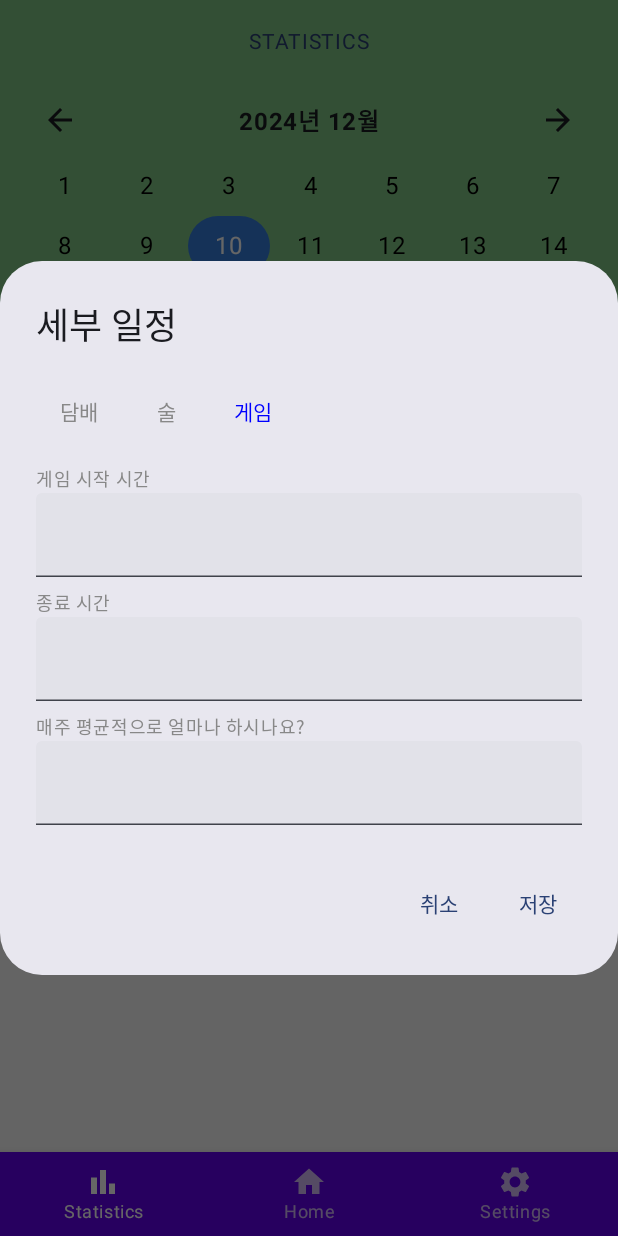
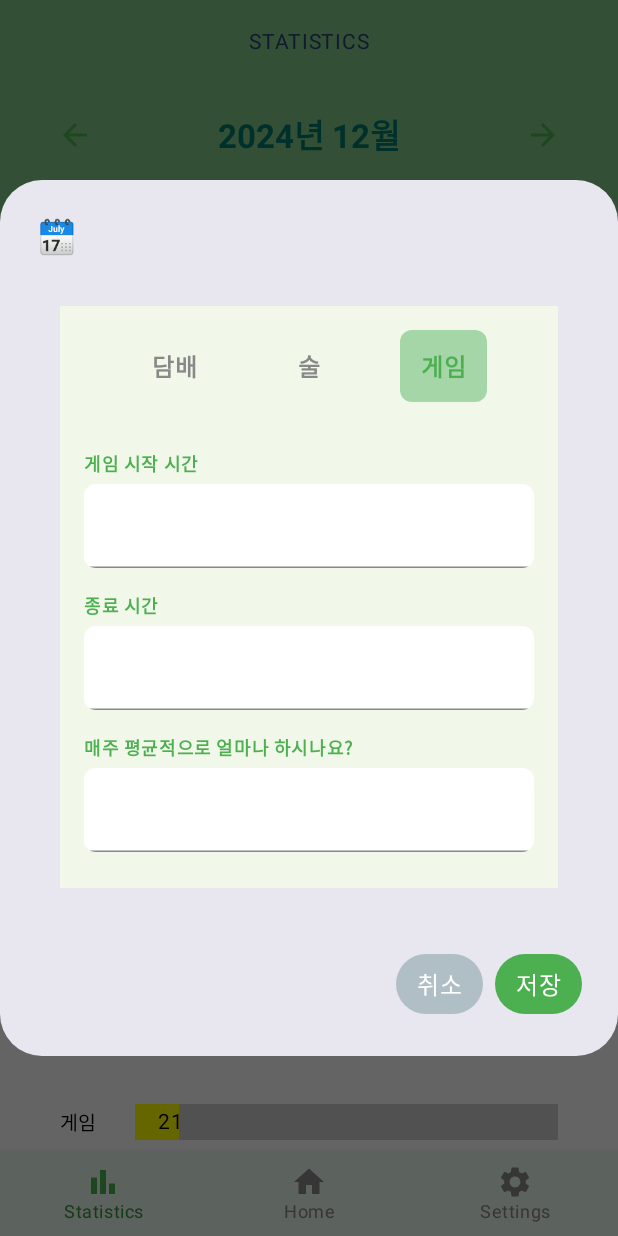
Before and after one commit to HeungJunBag/GainControl, an Android app built with Jetpack Compose: the HomePage screen opened through its navigation route, after a tap on "10", on a phone screen of 412 x 824 dp. Run offline under Robolectric (Android 15) with nearby library versions, the light colour scheme and no system bars; our stand-ins replace Firebase (no records; nobody signed in at launch, a user with empty details on screens opened directly), livedata-compose; libraries missing offline, so code that uses them is left out: com.jakewharton.threetenabp; pictures from the network do not load; 1 statement that could not run was skipped; 2 other taps on this screen came first.

Commit message:
Ui 수정

```diff
--- a/app/build.gradle.kts
+++ b/app/build.gradle.kts
@@ -105,4 +105,7 @@ dependencies {
     implementation("com.google.firebase:firebase-messaging-ktx:24.1.0")
     implementation ("com.github.PhilJay:MPAndroidChart:v3.1.0")
 
+    // 이미지
+    implementation ("io.coil-kt:coil-compose:2.6.0")
+
 }
--- a/app/src/main/java/com/heungjun/gaincontrol/navigation/BottomBar.kt
+++ b/app/src/main/java/com/heungjun/gaincontrol/navigation/BottomBar.kt
@@ -1,8 +1,13 @@
 package com.heungjun.gaincontrol.navigation
 
+import androidx.compose.foundation.background
 import androidx.compose.material.BottomNavigation
 import androidx.compose.material.BottomNavigationItem
+import androidx.compose.material.Icon
+import androidx.compose.material.Text
 import androidx.compose.runtime.Composable
+import androidx.compose.ui.Modifier
+import androidx.compose.ui.graphics.Color
 import androidx.navigation.NavDestination.Companion.hierarchy
 import androidx.navigation.NavGraph.Companion.findStartDestination
 import androidx.navigation.NavHostController
@@ -15,20 +20,45 @@ fun BottomBar(navController: NavHostController) {
         BottomBarScreen.Home,
         BottomBarScreen.Settings,
     )
-    BottomNavigation {
+
+    BottomNavigation(
+        modifier = Modifier.background(Color(0xFFE8F5E9)), // 배경색 설정
+        backgroundColor = Color(0xFFE8F5E9), // 바텀 바 전체 배경색
+        contentColor = Color(0xFF4CAF50) // 아이콘과 텍스트 기본 색상
+    ) {
         screens.forEach { screen ->
             BottomNavigationItem(
-                label = { androidx.compose.material.Text(text = screen.title) },
-                icon = { androidx.compose.material.Icon(imageVector = screen.icon, contentDescription = screen.title) },
-                selected = navController.currentBackStackEntryAsState()?.value?.destination?.hierarchy
-                    ?.any { it.route == screen.route } == true,
+                label = {
+                    Text(
+                        text = screen.title,
+                        color = if (isSelected(navController, screen.route)) Color(0xFF388E3C) else Color.Gray
+                    )
+                },
+                icon = {
+                    Icon(
+                        imageVector = screen.icon,
+                        contentDescription = screen.title,
+                        tint = if (isSelected(navController, screen.route)) Color(0xFF4CAF50) else Color.Gray
+                    )
+                },
+                selected = isSelected(navController, screen.route),
                 onClick = {
                     navController.navigate(screen.route) {
-                        popUpTo(navController.graph.findStartDestination().id)
+                        popUpTo(navController.graph.findStartDestination().id) {
+                            saveState = true
+                        }
                         launchSingleTop = true
+                        restoreState = true
                     }
-                }
+                },
+                alwaysShowLabel = true
             )
         }
     }
 }
+
+@Composable
+private fun isSelected(navController: NavHostController, route: String): Boolean {
+    return navController.currentBackStackEntryAsState()?.value?.destination?.hierarchy
+        ?.any { it.route == route } == true
+}
--- a/app/src/main/java/com/heungjun/gaincontrol/navigation/BottomNavGraph.kt
+++ b/app/src/main/java/com/heungjun/gaincontrol/navigation/BottomNavGraph.kt
@@ -1,5 +1,8 @@
 package com.heungjun.gaincontrol.navigation
 
+import StatisticsScreen
+import android.os.Build
+import androidx.annotation.RequiresApi
 import androidx.compose.foundation.layout.PaddingValues
 import androidx.compose.runtime.Composable
 import androidx.navigation.NavHostController
@@ -8,9 +11,10 @@ import androidx.navigation.compose.composable
 import com.heungjun.gaincontrol.viewmodel.AuthViewModel
 import com.heungjun.gaincontrol.screens.HomePage
 import com.heungjun.gaincontrol.screens.SettingsScreen
-import com.heungjun.gaincontrol.screens.StatisticsScreen
+//import com.heungjun.gaincontrol.screens.StatisticsScreen
 import com.heungjun.gaincontrol.pages.LoginPage // Import LoginPage
 
+@RequiresApi(Build.VERSION_CODES.O)
 @Composable
 fun BottomNavGraph(
     navController: NavHostController,
--- a/app/src/main/java/com/heungjun/gaincontrol/pages/DetailedCalendarApp.kt
+++ b/app/src/main/java/com/heungjun/gaincontrol/pages/DetailedCalendarApp.kt
@@ -2,7 +2,17 @@ package com.heungjun.gaincontrol.pages
 
 import androidx.compose.foundation.background
 import androidx.compose.foundation.clickable
-import androidx.compose.foundation.layout.*
+import androidx.compose.foundation.layout.Arrangement
+import androidx.compose.foundation.layout.Box
+import androidx.compose.foundation.layout.Column
+import androidx.compose.foundation.layout.Row
+import androidx.compose.foundation.layout.Spacer
+import androidx.compose.foundation.layout.aspectRatio
+import androidx.compose.foundation.layout.fillMaxSize
+import androidx.compose.foundation.layout.fillMaxWidth
+import androidx.compose.foundation.layout.height
+import androidx.compose.foundation.layout.padding
+import androidx.compose.foundation.layout.size
 import androidx.compose.foundation.lazy.grid.GridCells
 import androidx.compose.foundation.lazy.grid.LazyVerticalGrid
 import androidx.compose.foundation.rememberScrollState
@@ -11,17 +21,29 @@ import androidx.compose.foundation.verticalScroll
 import androidx.compose.material.icons.Icons
 import androidx.compose.material.icons.filled.ArrowBack
 import androidx.compose.material.icons.filled.ArrowForward
-import androidx.compose.material3.*
-import androidx.compose.runtime.*
+import androidx.compose.material3.AlertDialog
+import androidx.compose.material3.ButtonDefaults
+import androidx.compose.material3.ExperimentalMaterial3Api
+import androidx.compose.material3.Icon
+import androidx.compose.material3.IconButton
+import androidx.compose.material3.MaterialTheme
+import androidx.compose.material3.Text
+import androidx.compose.material3.TextButton
+import androidx.compose.material3.TextField
+import androidx.compose.runtime.Composable
+import androidx.compose.runtime.getValue
+import androidx.compose.runtime.mutableStateMapOf
+import androidx.compose.runtime.mutableStateOf
+import androidx.compose.runtime.remember
+import androidx.compose.runtime.setValue
 import androidx.compose.ui.Alignment
 import androidx.compose.ui.Modifier
 import androidx.compose.ui.draw.clip
 import androidx.compose.ui.graphics.Color
 import androidx.compose.ui.text.font.FontWeight
-import androidx.compose.ui.text.style.TextAlign
 import androidx.compose.ui.tooling.preview.Preview
 import androidx.compose.ui.unit.dp
-import java.util.*
+import java.util.Calendar
 
 @Composable
 fun DetailedCalendarApp() {
@@ -204,23 +226,40 @@ fun CalendarScreen(
             horizontalArrangement = Arrangement.SpaceBetween,
             verticalAlignment = Alignment.CenterVertically
         ) {
-            IconButton(onClick = {
+            IconButton(
+                onClick = {
                     calendar.add(Calendar.MONTH, -1)
                     onDateChange(calendar)
-            }) {
-                Icon(imageVector = Icons.Default.ArrowBack, contentDescription = "이전 달")
+                },
+                modifier = Modifier.size(36.dp)
+            ) {
+                Icon(
+                    imageVector = Icons.Default.ArrowBack,
+                    contentDescription = "이전 달",
+                    tint = Color(0xFF4CAF50)
+                )
             }
 
             Text(
                 text = "${calendar.get(Calendar.YEAR)}년 ${calendar.get(Calendar.MONTH) + 1}월",
-                style = MaterialTheme.typography.bodyLarge.copy(fontWeight = FontWeight.Bold)
+                style = MaterialTheme.typography.titleLarge.copy(
+                    fontWeight = FontWeight.Bold,
+                    color = Color(0xFF00796B)
+                )
             )
 
-            IconButton(onClick = {
+            IconButton(
+                onClick = {
                     calendar.add(Calendar.MONTH, 1)
                     onDateChange(calendar)
-            }) {
-                Icon(imageVector = Icons.Default.ArrowForward, contentDescription = "다음 달")
+                },
+                modifier = Modifier.size(36.dp)
+            ) {
+                Icon(
+                    imageVector = Icons.Default.ArrowForward,
+                    contentDescription = "다음 달",
+                    tint = Color(0xFF4CAF50)
+                )
             }
         }
 
@@ -230,10 +269,12 @@ fun CalendarScreen(
                 .fillMaxWidth()
                 .aspectRatio(1f)
         ) {
+            // 빈 칸 생성 (월 시작 요일에 맞게)
             items((firstDayOfWeek - 1).coerceAtLeast(0)) {
                 Spacer(modifier = Modifier.size(40.dp))
             }
 
+            // 날짜 표시
             items(maxDay) { day ->
                 val currentDate = Calendar.getInstance().apply {
                     set(Calendar.YEAR, year)
@@ -250,11 +291,11 @@ fun CalendarScreen(
                 Box(
                     modifier = Modifier
                         .size(40.dp)
-                        .clip(RoundedCornerShape(20.dp))
+                        .clip(RoundedCornerShape(12.dp))
                         .background(
                             when {
-                                isSelected -> Color(0xFF357EDD)
-                                hasPlans -> Color(0xFF00BCD4) // 일정이 있는 날을 하이라이트 (연한 파랑)
+                                isSelected -> Color(0xFF4CAF50) // 선택된 날짜 강조
+                                hasPlans -> Color(0xFFA5D6A7) // 일정이 있는 날짜 강조
                                 else -> Color.Transparent
                             }
                         )
@@ -270,7 +311,10 @@ fun CalendarScreen(
                 ) {
                     Text(
                         text = "${day + 1}",
+                        style = MaterialTheme.typography.bodyMedium.copy(
+                            fontWeight = FontWeight.Medium,
                             color = if (isSelected) Color.White else Color.Black
+                        )
                     )
                 }
             }
@@ -285,19 +329,48 @@ fun DetailedPlanInputDialog(onDismiss: () -> Unit, onSave: (String, String) -> U
 
     AlertDialog(
         onDismissRequest = { onDismiss() },
-        title = { Text("세부 일정") },
+        title = {
+            Text(
+                "\uD83D\uDDD3\uFE0F",
+                style = MaterialTheme.typography.titleLarge.copy(
+                    fontWeight = FontWeight.Bold,
+                    color = Color(0xFF4CAF50)
+                )
+            )
+        },
         text = {
-            Column {
+            Column(
+                modifier = Modifier
+                    .padding(16.dp)
+                    .background(Color(0xFFF1F8E9)) // 연한 녹색 배경
+                    .clip(RoundedCornerShape(12.dp))
+                    .padding(16.dp)
+            ) {
                 // 카테고리 선택
-                Row(horizontalArrangement = Arrangement.SpaceEvenly) {
+                Row(
+                    modifier = Modifier
+                        .fillMaxWidth()
+                        .padding(bottom = 16.dp),
+                    horizontalArrangement = Arrangement.SpaceEvenly
+                ) {
                     listOf("담배", "술", "게임").forEach { category ->
                         TextButton(
                             onClick = { selectedCategory = category },
                             colors = ButtonDefaults.textButtonColors(
-                                contentColor = if (selectedCategory == category) Color.Blue else Color.Gray
+                                contentColor = if (selectedCategory == category) Color(0xFF4CAF50) else Color.Gray
+                            ),
+                            modifier = Modifier
+                                .clip(RoundedCornerShape(8.dp))
+                                .background(
+                                    if (selectedCategory == category) Color(0xFFA5D6A7) else Color.Transparent
                                 )
                         ) {
-                            Text(category)
+                            Text(
+                                text = category,
+                                style = MaterialTheme.typography.bodyLarge.copy(
+                                    fontWeight = FontWeight.Bold
+                                )
+                            )
                         }
                     }
                 }
@@ -366,30 +439,69 @@ fun DetailedPlanInputDialog(onDismiss: () -> Unit, onSave: (String, String) -> U
             }
         },
         confirmButton = {
-            TextButton(onClick = {
+            TextButton(
+                onClick = {
                     val details = inputValues.entries.joinToString("\n") { "${it.key}: ${it.value}" }
                     onSave(selectedCategory, details)
-            }) {
-                Text("저장")
+                },
+                colors = ButtonDefaults.textButtonColors(containerColor = Color(0xFF4CAF50))
+            ) {
+                Text(
+                    text = "저장",
+                    style = MaterialTheme.typography.bodyLarge.copy(color = Color.White)
+                )
             }
         },
         dismissButton = {
-            TextButton(onClick = { onDismiss() }) {
-                Text("취소")
+            TextButton(
+                onClick = { onDismiss() },
+                colors = ButtonDefaults.textButtonColors(containerColor = Color(0xFFB0BEC5))
+            ) {
+                Text(
+                    text = "취소",
+                    style = MaterialTheme.typography.bodyLarge.copy(color = Color.White)
+                )
             }
         }
     )
 }
 
+@OptIn(ExperimentalMaterial3Api::class)
 @Composable
 fun TextFieldWithLabel(label: String, value: String, onValueChange: (String) -> Unit) {
-    Column(modifier = Modifier.padding(vertical = 4.dp)) {
-        Text(text = label, style = MaterialTheme.typography.bodySmall, color = Color.Gray)
+    Column(
+        modifier = Modifier
+            .padding(vertical = 8.dp)
+            .fillMaxWidth()
+    ) {
+        // 라벨
+        Text(
+            text = label,
+            style = MaterialTheme.typography.bodySmall.copy(
+                fontWeight = FontWeight.Bold,
+                color = Color(0xFF4CAF50)
+            ),
+            modifier = Modifier.padding(bottom = 4.dp)
+        )
+
+        // 텍스트 필드
         TextField(
             value = value,
             onValueChange = onValueChange,
-            modifier = Modifier.fillMaxWidth(),
-            singleLine = true
+            modifier = Modifier
+                .fillMaxWidth()
+                .clip(RoundedCornerShape(8.dp)) // 둥근 모서리
+                .background(Color(0xFFFAFAFA)), // 배경색
+            singleLine = true,
+            textStyle = MaterialTheme.typography.bodyMedium.copy(
+                color = Color.Black
+            ),
+            colors = androidx.compose.material3.TextFieldDefaults.textFieldColors(
+                containerColor = Color.White, // 텍스트 필드 배경색
+                focusedIndicatorColor = Color(0xFF4CAF50), // 포커스 상태의 경계선 색상
+                unfocusedIndicatorColor = Color.Gray, // 비포커스 상태의 경계선 색상
+                cursorColor = Color(0xFF4CAF50) // 커서 색상
+            )
         )
     }
 }
@@ -433,3 +545,57 @@ fun getDateKey(date: Calendar): String {
 fun PreviewDetailedCalendarApp() {
     DetailedCalendarApp()
 }
+
+@Preview(showBackground = true)
+@Composable
+fun PreviewCalendarScreen() {
+    val selectedDate = Calendar.getInstance()
+    val plans = mapOf(
+        getDateKey(selectedDate) to listOf(
+            Plan("게임", "startTime:14\nendTime:16\nweeklyPlay:5"),
+            Plan("술", "startTime:18\nendTime:22\nestimatedAmount:2")
+        )
+    )
+    CalendarScreen(
+        selectedDate = selectedDate,
+        onDateChange = {},
+        plans = plans
+    )
+}
+
+@Preview(showBackground = true)
+@Composable
+fun PreviewDetailedPlanInputDialog() {
+    DetailedPlanInputDialog(
+        onDismiss = {},
+        onSave = { _, _ -> }
+    )
+}
+
+@Preview(showBackground = true)
+@Composable
+fun PreviewTextFieldWithLabel() {
+    TextFieldWithLabel(
+        label = "라벨 텍스트",
+        value = "기본 값",
+        onValueChange = {}
+    )
+}
+
+@Preview(showBackground = true)
+@Composable
+fun PreviewPlanDetails() {
+    Text(
+        text = sortPlanDetails(
+            """
+            startTime:14
+            endTime:16
+            weeklyPlay:5
+            avgPacks:2
+            dailyTime:4
+            weeklyCost:50
+            estimatedAmount:3
+            """.trimIndent()
+        )
+    )
+}
--- a/app/src/main/java/com/heungjun/gaincontrol/screens/HomePage.kt
+++ b/app/src/main/java/com/heungjun/gaincontrol/screens/HomePage.kt
@@ -1,5 +1,6 @@
 package com.heungjun.gaincontrol.screens
 
+import androidx.compose.foundation.Image
 import androidx.compose.foundation.layout.*
 import androidx.compose.foundation.rememberScrollState
 import androidx.compose.foundation.verticalScroll
@@ -8,10 +9,12 @@ import androidx.compose.runtime.Composable
 import androidx.compose.runtime.livedata.observeAsState
 import androidx.compose.ui.Alignment
 import androidx.compose.ui.Modifier
+import androidx.compose.ui.layout.ContentScale
 import androidx.compose.ui.unit.dp
 import androidx.compose.ui.unit.sp
 import androidx.lifecycle.viewmodel.compose.viewModel
 import androidx.navigation.NavController
+import coil.compose.rememberAsyncImagePainter
 import com.heungjun.gaincontrol.components.LineChartComponent
 import com.heungjun.gaincontrol.viewmodel.AuthViewModel
 import com.heungjun.gaincontrol.viewmodel.UserViewModel
@@ -30,11 +33,24 @@ fun HomePage(
     Column(
         modifier = Modifier
             .fillMaxSize()
-            .verticalScroll(scrollState) // 스크롤 가능하도록 설정
+            .verticalScroll(scrollState)
             .padding(16.dp),
         verticalArrangement = Arrangement.spacedBy(16.dp),
         horizontalAlignment = Alignment.CenterHorizontally
     ) {
+        // URL에서 이미지 로드
+        val imageUrl = "https://img.freepik.com/free-vector/people-celebrating-goal-achievement-flat-hand-drawn_23-2148825627.jpg?t=st=1733474173~exp=1733477773~hmac=8e33d752cefa533ab170bb34a52a7b62d51c4029c47052691a99fc83e226ad12&w=1380"
+        val painter = rememberAsyncImagePainter(model = imageUrl)
+
+        Image(
+            painter = painter,
+            contentDescription = "상단 이미지",
+            contentScale = ContentScale.Crop, // 이미지를 화면에 꽉 채우도록 설정
+            modifier = Modifier
+                .fillMaxWidth() // 가로로 화면 전체를 채움
+                .height(200.dp) // 이미지 높이 설정
+        )
+
         // 흡연 관련 그래프 (데이터가 있을 때만 제목과 그래프 표시)
         if (graphData.value?.containsKey("smoking_savings") == true || graphData.value?.containsKey("smoking_time_saved") == true) {
             Text("금연 통계", fontSize = 20.sp)
--- a/app/src/main/java/com/heungjun/gaincontrol/screens/StatisticsScreen.kt
+++ b/app/src/main/java/com/heungjun/gaincontrol/screens/StatisticsScreen.kt
@@ -1,37 +1,48 @@
-package com.heungjun.gaincontrol.screens
-
-import androidx.compose.foundation.background
-import androidx.compose.foundation.clickable
-import androidx.compose.foundation.layout.*
-import androidx.compose.foundation.lazy.grid.GridCells
-import androidx.compose.foundation.lazy.grid.LazyVerticalGrid
+import android.os.Build
+import androidx.annotation.RequiresApi
+import androidx.compose.foundation.layout.Arrangement
+import androidx.compose.foundation.layout.Column
+import androidx.compose.foundation.layout.Spacer
+import androidx.compose.foundation.layout.fillMaxSize
+import androidx.compose.foundation.layout.fillMaxWidth
+import androidx.compose.foundation.layout.height
+import androidx.compose.foundation.layout.padding
 import androidx.compose.foundation.rememberScrollState
-import androidx.compose.foundation.shape.RoundedCornerShape
 import androidx.compose.foundation.verticalScroll
-import androidx.compose.material.icons.Icons
-import androidx.compose.material.icons.filled.ArrowBack
-import androidx.compose.material.icons.filled.ArrowForward
-import androidx.compose.material3.*
-import androidx.compose.runtime.*
+import androidx.compose.material3.MaterialTheme
+import androidx.compose.material3.Text
+import androidx.compose.runtime.Composable
+import androidx.compose.runtime.LaunchedEffect
+import androidx.compose.runtime.getValue
 import androidx.compose.runtime.livedata.observeAsState
+import androidx.compose.runtime.mutableStateMapOf
+import androidx.compose.runtime.mutableStateOf
+import androidx.compose.runtime.remember
+import androidx.compose.runtime.setValue
 import androidx.compose.ui.Alignment
 import androidx.compose.ui.Modifier
-import androidx.compose.ui.draw.clip
 import androidx.compose.ui.graphics.Color
 import androidx.compose.ui.text.font.FontWeight
-import androidx.compose.ui.tooling.preview.Preview
 import androidx.compose.ui.unit.dp
 import androidx.lifecycle.viewmodel.compose.viewModel
 import androidx.navigation.NavController
 import com.heungjun.gaincontrol.commonlayout.GradientBackground
+import com.heungjun.gaincontrol.pages.CalendarScreen
 import com.heungjun.gaincontrol.pages.DetailedPlanInputDialog
+import com.heungjun.gaincontrol.pages.GraphListScreen
+import com.heungjun.gaincontrol.pages.Plan
+import com.heungjun.gaincontrol.pages.getDateKey
 import com.heungjun.gaincontrol.pages.sortPlanDetails
 import com.heungjun.gaincontrol.viewmodel.AuthState
 import com.heungjun.gaincontrol.viewmodel.AuthViewModel
-import java.util.*
+import java.util.Calendar
 
+@RequiresApi(Build.VERSION_CODES.O)
 @Composable
-fun StatisticsScreen(navController: NavController, authViewModel: AuthViewModel = viewModel()) {
+fun StatisticsScreen(
+    navController: NavController,
+    authViewModel: AuthViewModel = viewModel()
+) {
     val authState = authViewModel.authState.observeAsState()
 
     // 로그인 상태 확인 후 리디렉션
@@ -102,6 +113,11 @@ fun StatisticsScreen(navController: NavController, authViewModel: AuthViewModel
                     }
                 }
             }
+
+            Spacer(modifier = Modifier.height(16.dp))
+
+            // 그래프 영역 추가
+            GraphListScreen(onAddClicked = {})
         }
 
         // 입력 다이얼로그
@@ -120,111 +136,3 @@ fun StatisticsScreen(navController: NavController, authViewModel: AuthViewModel
         }
     }
 }
-
-@Composable
-fun CalendarScreen(
-    selectedDate: Calendar,
-    onDateChange: (Calendar) -> Unit,
-    plans: Map<String, List<Plan>>
-) {
-    val year = selectedDate.get(Calendar.YEAR)
-    val month = selectedDate.get(Calendar.MONTH)
-
-    val calendar = Calendar.getInstance().apply {
-        set(Calendar.YEAR, year)
-        set(Calendar.MONTH, month)
-        set(Calendar.DAY_OF_MONTH, 1)
-    }
-
-    val firstDayOfWeek = calendar.get(Calendar.DAY_OF_WEEK)
-    val maxDay = calendar.getActualMaximum(Calendar.DAY_OF_MONTH)
-
-    Column(
-        modifier = Modifier
-            .fillMaxWidth()
-    ) {
-        Row(
-            modifier = Modifier.fillMaxWidth(),
-            horizontalArrangement = Arrangement.SpaceBetween,
-            verticalAlignment = Alignment.CenterVertically
-        ) {
-            IconButton(onClick = {
-                calendar.add(Calendar.MONTH, -1)
-                onDateChange(calendar)
-            }) {
-                Icon(imageVector = Icons.Default.ArrowBack, contentDescription = "이전 달")
-            }
-
-            Text(
-                text = "${calendar.get(Calendar.YEAR)}년 ${calendar.get(Calendar.MONTH) + 1}월",
-                style = MaterialTheme.typography.bodyLarge.copy(fontWeight = FontWeight.Bold)
-            )
-
-            IconButton(onClick = {
-                calendar.add(Calendar.MONTH, 1)
-                onDateChange(calendar)
-            }) {
-                Icon(imageVector = Icons.Default.ArrowForward, contentDescription = "다음 달")
-            }
-        }
-
-        LazyVerticalGrid(
-            columns = GridCells.Fixed(7),
-            modifier = Modifier
-                .fillMaxWidth()
-                .height(300.dp) // 고정 높이 설정
-        ) {
-            items((firstDayOfWeek - 1).coerceAtLeast(0)) {
-                Spacer(modifier = Modifier.size(40.dp))
-            }
-
-            items(maxDay) { day ->
-                val currentDate = Calendar.getInstance().apply {
-                    set(Calendar.YEAR, year)
-                    set(Calendar.MONTH, month)
-                    set(Calendar.DAY_OF_MONTH, day + 1)
-                }
-                val dateKey = getDateKey(currentDate)
-                val hasPlans = plans.containsKey(dateKey)
-
-                val isSelected = (day + 1 == selectedDate.get(Calendar.DAY_OF_MONTH)
-                        && month == selectedDate.get(Calendar.MONTH)
-                        && year == selectedDate.get(Calendar.YEAR))
-
-                Box(
-                    modifier = Modifier
-                        .size(40.dp)
-                        .clip(RoundedCornerShape(20.dp))
-                        .background(
-                            when {
-                                isSelected -> Color(0xFF357EDD)
-                                hasPlans -> Color(0xFF00BCD4)
-                                else -> Color.Transparent
-                            }
-                        )
-                        .clickable {
-                            val newDate = Calendar.getInstance().apply {
-                                set(Calendar.YEAR, year)
-                                set(Calendar.MONTH, month)
-                                set(Calendar.DAY_OF_MONTH, day + 1)
-                            }
-                            onDateChange(newDate)
-                        },
-                    contentAlignment = Alignment.Center
-                ) {
-                    Text(
-                        text = "${day + 1}",
-                        color = if (isSelected) Color.White else Color.Black
-                    )
-                }
-            }
-        }
-    }
-}
-
-// 데이터 클래스와 도우미 함수
-data class Plan(val category: String, val details: String)
-
-fun getDateKey(date: Calendar): String {
-    return "${date.get(Calendar.YEAR)}-${date.get(Calendar.MONTH) + 1}-${date.get(Calendar.DAY_OF_MONTH)}"
-}
```
Lines whose indentation alone changed are shown as unchanged.
